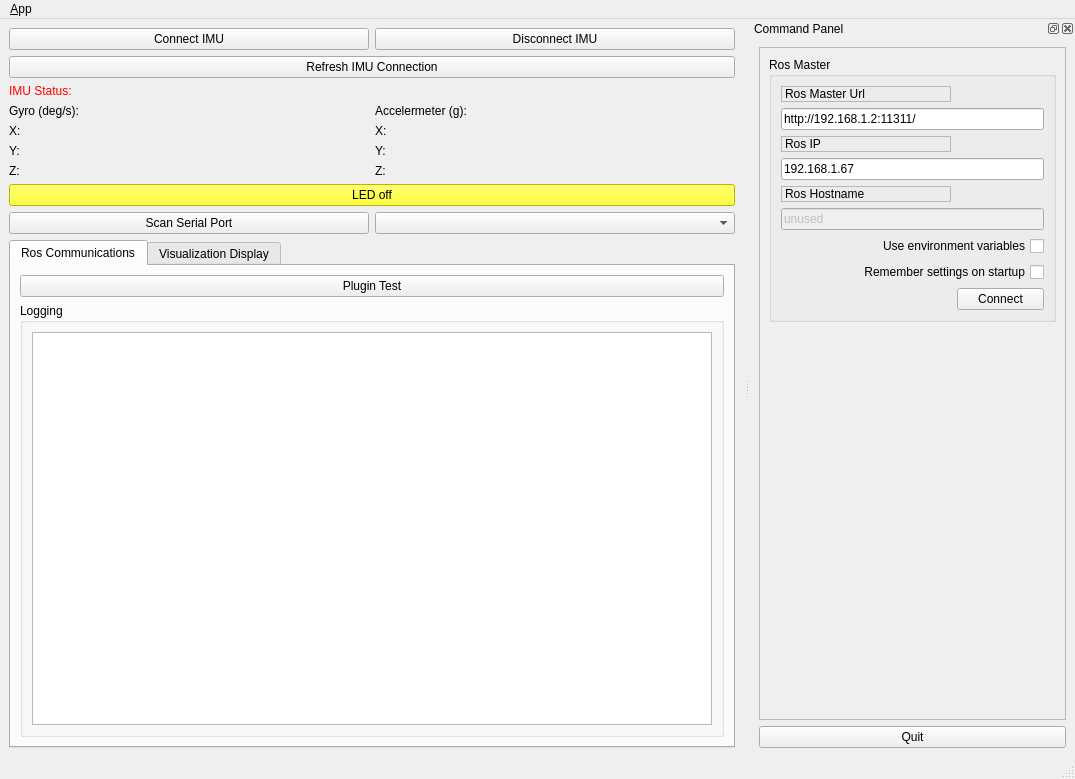
Above: ui/main_window.ui from LennonHuang/test_qt before the change. Below: the same form after it.
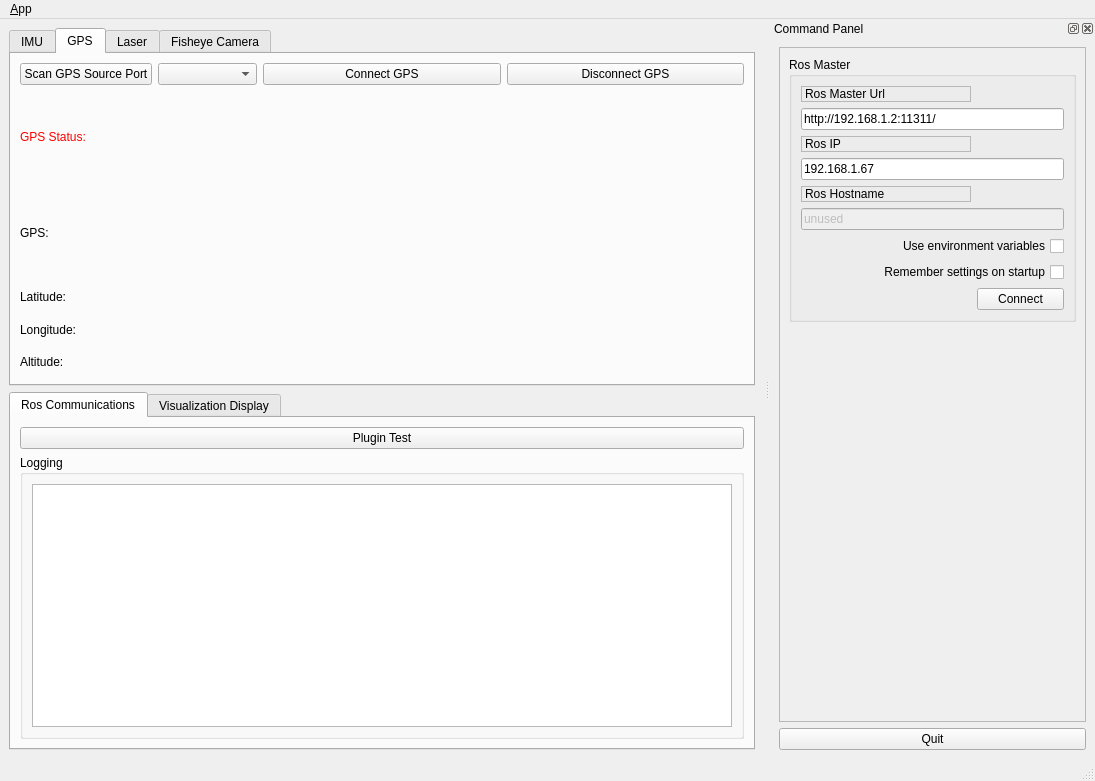
That is the form after the change. The open tabs and pages were chosen to show the change. Icons and pictures are not drawn.

What changed in the file:
```diff
--- a/ui/main_window.ui
+++ b/ui/main_window.ui
@@ -6,8 +6,8 @@
    <rect>
     <x>0</x>
     <y>0</y>
-    <width>1075</width>
-    <height>779</height>
+    <width>1095</width>
+    <height>781</height>
    </rect>
   </property>
   <property name="windowTitle">
@@ -23,6 +23,14 @@
   <widget class="QWidget" name="centralwidget">
    <layout class="QVBoxLayout" name="verticalLayout_5">
     <item>
+     <widget class="QTabWidget" name="SensorTab">
+      <property name="currentIndex">
+       <number>1</number>
+      </property>
+      <widget class="QWidget" name="tab_1">
+       <attribute name="title">
+        <string>IMU</string>
+       </attribute>
      <layout class="QVBoxLayout" name="verticalLayout_4">
       <item>
        <layout class="QHBoxLayout" name="horizontalLayout">
@@ -137,14 +145,12 @@
         </property>
        </widget>
       </item>
-     </layout>
-    </item>
     <item>
-     <layout class="QHBoxLayout" name="horizontalLayout_7">
+         <layout class="QHBoxLayout" name="scan_imu">
       <item>
        <widget class="QPushButton" name="serial_scan_btn">
         <property name="text">
-         <string>Scan Serial Port</string>
+             <string>Scan IMU Source Port</string>
         </property>
        </widget>
       </item>
@@ -153,6 +159,138 @@
       </item>
      </layout>
     </item>
+       </layout>
+      </widget>
+      <widget class="QWidget" name="tab_2">
+       <attribute name="title">
+        <string>GPS</string>
+       </attribute>
+       <layout class="QVBoxLayout" name="verticalLayout_6">
+        <item>
+         <layout class="QHBoxLayout" name="horizontalLayout_3">
+          <item>
+           <layout class="QHBoxLayout" name="scan_gps">
+            <item>
+             <widget class="QPushButton" name="serial_scan_gps_btn">
+              <property name="text">
+               <string>Scan GPS Source Port</string>
+              </property>
+             </widget>
+            </item>
+            <item>
+             <widget class="QComboBox" name="serial_gps_serial_ComboBox"/>
+            </item>
+           </layout>
+          </item>
+          <item>
+           <widget class="QPushButton" name="gps_connect_btn">
+            <property name="text">
+             <string>Connect GPS</string>
+            </property>
+           </widget>
+          </item>
+          <item>
+           <widget class="QPushButton" name="gps_disconnect_btn">
+            <property name="text">
+             <string>Disconnect GPS</string>
+            </property>
+           </widget>
+          </item>
+         </layout>
+        </item>
+        <item>
+         <layout class="QVBoxLayout" name="GPS">
+          <item>
+           <widget class="QLabel" name="gps_status_label">
+            <property name="styleSheet">
+             <string notr="true">color: red;</string>
+            </property>
+            <property name="text">
+             <string>GPS Status:</string>
+            </property>
+           </widget>
+          </item>
+          <item>
+           <widget class="QLabel" name="gps_label">
+            <property name="text">
+             <string>GPS:</string>
+            </property>
+           </widget>
+          </item>
+          <item>
+           <layout class="QVBoxLayout" name="GPS_num">
+            <item>
+             <layout class="QHBoxLayout" name="latitude">
+              <item>
+               <widget class="QLabel" name="label_latitude">
+                <property name="text">
+                 <string>Latitude: </string>
+                </property>
+               </widget>
+              </item>
+              <item>
+               <widget class="QLabel" name="label_latitude_num">
+                <property name="text">
+                 <string/>
+                </property>
+               </widget>
+              </item>
+             </layout>
+            </item>
+            <item>
+             <layout class="QHBoxLayout" name="longitude">
+              <item>
+               <widget class="QLabel" name="label_longitude">
+                <property name="text">
+                 <string>Longitude:</string>
+                </property>
+               </widget>
+              </item>
+              <item>
+               <widget class="QLabel" name="label_longitude_num">
+                <property name="text">
+                 <string/>
+                </property>
+               </widget>
+              </item>
+             </layout>
+            </item>
+            <item>
+             <layout class="QHBoxLayout" name="altitude">
+              <item>
+               <widget class="QLabel" name="label_altitude">
+                <property name="text">
+                 <string>Altitude: </string>
+                </property>
+               </widget>
+              </item>
+              <item>
+               <widget class="QLabel" name="label_altitude_num">
+                <property name="text">
+                 <string/>
+                </property>
+               </widget>
+              </item>
+             </layout>
+            </item>
+           </layout>
+          </item>
+         </layout>
+        </item>
+       </layout>
+      </widget>
+      <widget class="QWidget" name="tab_3">
+       <attribute name="title">
+        <string>Laser</string>
+       </attribute>
+      </widget>
+      <widget class="QWidget" name="tab_4">
+       <attribute name="title">
+        <string>Fisheye Camera</string>
+       </attribute>
+      </widget>
+     </widget>
+    </item>
     <item>
      <widget class="QTabWidget" name="tab_manager">
       <property name="minimumSize">
@@ -191,7 +329,7 @@
            <string>Logging</string>
           </property>
           <layout class="QGridLayout" name="gridLayout_3">
-           <item row="0" column="1">
+           <item row="1" column="1">
             <widget class="QListView" name="view_logging"/>
            </item>
           </layout>
@@ -241,7 +379,7 @@
     <rect>
      <x>0</x>
      <y>0</y>
-     <width>1075</width>
+     <width>1095</width>
      <height>22</height>
     </rect>
    </property>
```
Lines whose indentation alone changed are shown as unchanged.
